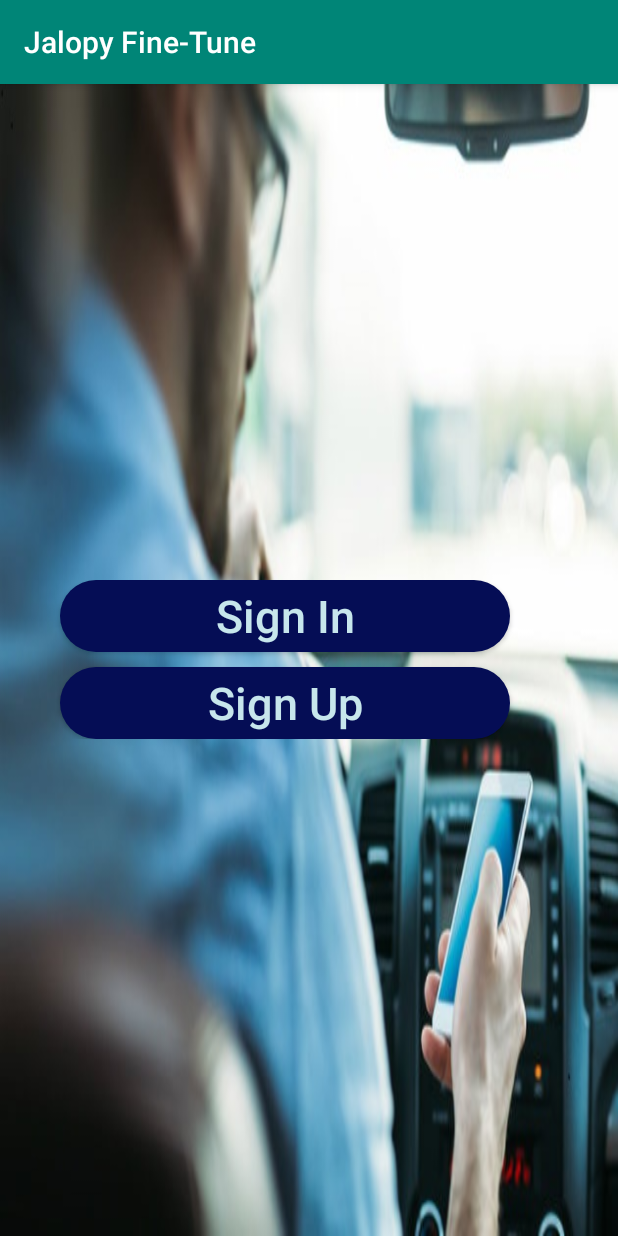
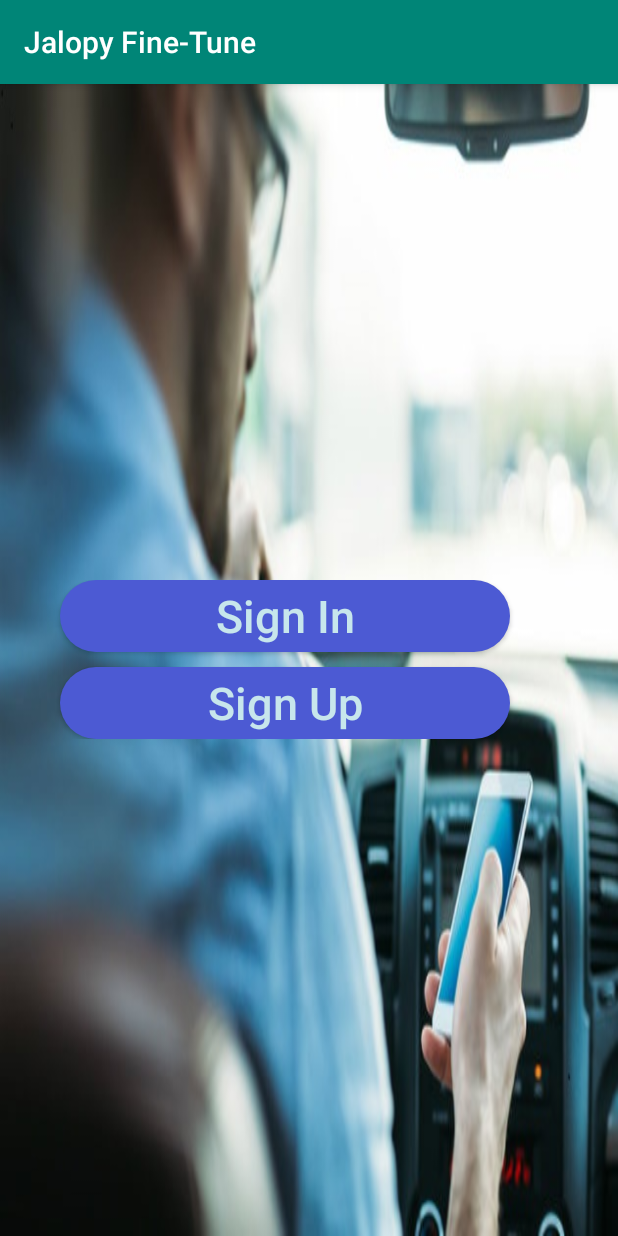
Before and after one commit to Itians786/Final-Year-Project, an Android app: the screen it shows after launch (MainActivity), on a phone screen of 412 x 824 dp. Run offline under Robolectric (Android 15) with nearby library versions, the phone set to English and light mode, and no system bars.

Commit message:
This is Final year project

```diff
--- a/app/src/main/res/drawable/button_round.xml
+++ b/app/src/main/res/drawable/button_round.xml
@@ -2,6 +2,6 @@
 <shape xmlns:android="http://schemas.android.com/apk/res/android"
     android:shape="rectangle"
     >
-<solid android:color="#050D55"/>
+<solid android:color="#4C5AD3"/>
     <corners android:radius="30dp"/>
 </shape>
--- a/app/src/main/res/layout/activity_sign_in.xml
+++ b/app/src/main/res/layout/activity_sign_in.xml
@@ -43,6 +43,7 @@
             android:layout_height="wrap_content"
             android:layout_marginTop="40dp"
             android:text="Sign In"
+            android:background="@drawable/button_round"
 
 
             />
```
